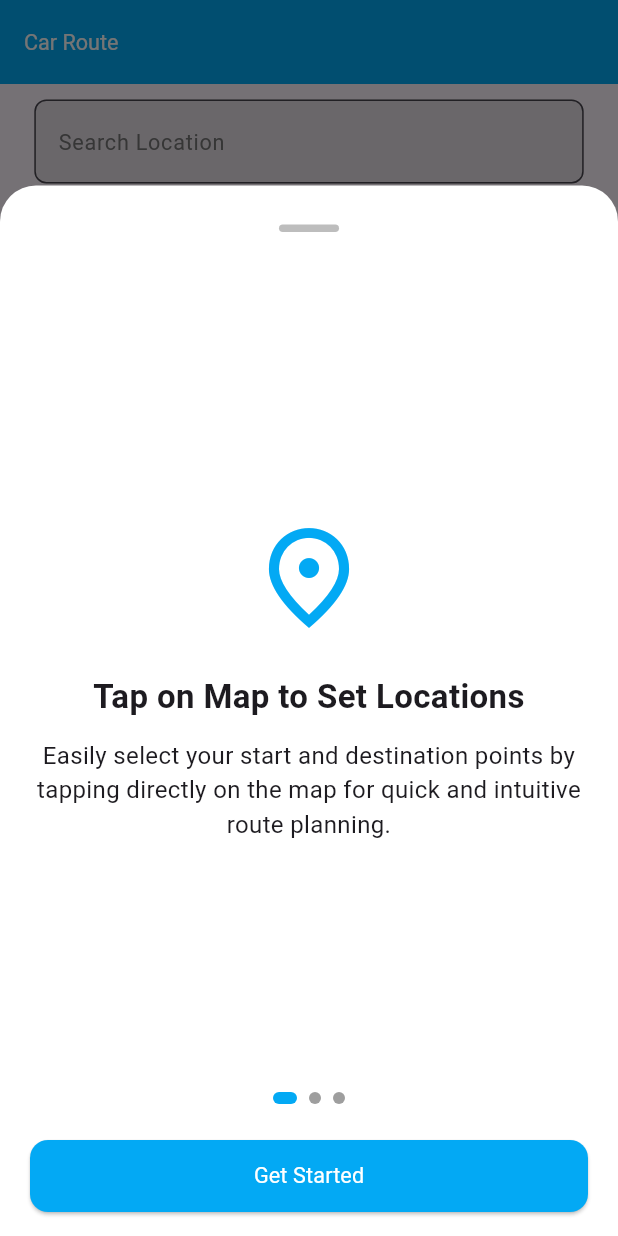
After one commit to RafidKhan/car_route, a Flutter app: the screen it shows after launch, after a tap on "Get Started", on a phone screen of 412 x 824 dp. The commit adds this screen. Run offline on Flutter 3.47's test engine with Material 3 defaults, Android fonts, the phone set to English and light mode, and no system bars; our stand-ins replace flutter_riverpod, flutter_screenutil, geocoding, location, permission_handler; missing offline and left inert: flutter_osm_plugin.

Commit message:
FEAT: add app usage guideline

```diff
--- /dev/null
+++ b/lib/modules/home_page/view/components/feature_intro_screen.dart
@@ -0,0 +1,142 @@
+import 'package:car_route/modules/global/widgets/global_text.dart';
+import 'package:flutter/material.dart';
+
+class FeatureIntroSheet extends StatefulWidget {
+  const FeatureIntroSheet({super.key});
+
+  @override
+  State<FeatureIntroSheet> createState() => _FeatureIntroSheetState();
+}
+
+class _FeatureIntroSheetState extends State<FeatureIntroSheet> {
+  final PageController _controller = PageController();
+  int currentPage = 0;
+
+  final List<_Feature> features = const [
+    _Feature(
+      icon: Icons.place_outlined,
+      title: "Tap on Map to Set Locations",
+      description:
+          "Easily select your start and destination points by tapping directly on the map for quick and intuitive route planning.",
+    ),
+    _Feature(
+      icon: Icons.search,
+      title: "Search Address to Pin Location",
+      description:
+          "Enter any address to see a list of matching locations and place your desired point on the map with a single tap.",
+    ),
+    _Feature(
+      icon: Icons.route,
+      title: "Get Accurate Route Information",
+      description:
+          "Instantly view calculated route details including distance and estimated duration based on your selected locations.",
+    ),
+  ];
+
+  @override
+  Widget build(BuildContext context) {
+    return Container(
+      height: MediaQuery.of(context).size.height * 0.85,
+      decoration: const BoxDecoration(
+        color: Colors.white,
+        borderRadius: BorderRadius.vertical(top: Radius.circular(24)),
+      ),
+      padding: const EdgeInsets.symmetric(horizontal: 20, vertical: 16),
+      child: Column(
+        children: [
+          const SizedBox(height: 10),
+          Container(
+            height: 5,
+            width: 40,
+            decoration: BoxDecoration(
+              color: Colors.grey[400],
+              borderRadius: BorderRadius.circular(5),
+            ),
+          ),
+          const SizedBox(height: 24),
+          Expanded(
+            child: PageView.builder(
+              controller: _controller,
+              itemCount: features.length,
+              onPageChanged: (index) {
+                setState(() {
+                  currentPage = index;
+                });
+              },
+              itemBuilder: (_, index) {
+                final feature = features[index];
+                return Column(
+                  mainAxisAlignment: MainAxisAlignment.center,
+                  children: [
+                    Icon(feature.icon, size: 80, color: Colors.lightBlue),
+                    const SizedBox(height: 24),
+                    Text(
+                      feature.title,
+                      style: const TextStyle(
+                        fontSize: 22,
+                        fontWeight: FontWeight.bold,
+                      ),
+                      textAlign: TextAlign.center,
+                    ),
+                    const SizedBox(height: 12),
+                    Text(
+                      feature.description,
+                      style: const TextStyle(fontSize: 16),
+                      textAlign: TextAlign.center,
+                    ),
+                  ],
+                );
+              },
+            ),
+          ),
+          Row(
+            mainAxisAlignment: MainAxisAlignment.center,
+            children: List.generate(
+              features.length,
+              (index) => AnimatedContainer(
+                duration: const Duration(milliseconds: 300),
+                margin: const EdgeInsets.symmetric(horizontal: 4),
+                width: currentPage == index ? 16 : 8,
+                height: 8,
+                decoration: BoxDecoration(
+                  color: currentPage == index ? Colors.lightBlue : Colors.grey,
+                  borderRadius: BorderRadius.circular(4),
+                ),
+              ),
+            ),
+          ),
+          const SizedBox(height: 24),
+          ElevatedButton(
+            onPressed: () {
+              // Dismiss intro and maybe set shared pref
+              Navigator.pop(context);
+            },
+            style: ElevatedButton.styleFrom(
+              minimumSize: const Size.fromHeight(48),
+              backgroundColor: Colors.lightBlue,
+              shape: RoundedRectangleBorder(
+                borderRadius: BorderRadius.circular(12),
+              ),
+            ),
+            child: const GlobalText(
+              "Get Started",
+              color: Colors.white,
+            ),
+          ),
+        ],
+      ),
+    );
+  }
+}
+
+class _Feature {
+  final IconData icon;
+  final String title;
+  final String description;
+
+  const _Feature({
+    required this.icon,
+    required this.title,
+    required this.description,
+  });
+}
--- a/lib/modules/home_page/view/components/locations_bottom_sheet.dart
+++ b/lib/modules/home_page/view/components/locations_bottom_sheet.dart
@@ -32,8 +32,8 @@ class LocationsBottomSheet extends StatelessWidget {
                   onSetMap(locations[0]);
                 }
               },
-              icon: const Icon(Icons.map),
-              label: const Text("Set On Map"),
+              icon: const Icon(Icons.map,color: Colors.lightBlue,),
+              label: const GlobalText("Set On Map"),
             ),
           ),
           const SizedBox(height: 16),
--- a/lib/modules/home_page/view/home_screen.dart
+++ b/lib/modules/home_page/view/home_screen.dart
@@ -5,6 +5,7 @@ import 'package:flutter_screenutil/flutter_screenutil.dart';
 
 import '../../global/widgets/global_text.dart';
 import '../controller/home_controller.dart';
+import 'components/feature_intro_screen.dart';
 import 'components/home_map_view.dart';
 import 'components/location_road_info.dart';
 
@@ -22,6 +23,12 @@ class _HomeScreenState extends ConsumerState<HomeScreen> {
     super.initState();
     final controller = ref.read(homeController.notifier);
     Future(() {
+      showModalBottomSheet(
+        context: context,
+        isScrollControlled: true,
+        backgroundColor: Colors.transparent,
+        builder: (_) => FeatureIntroSheet(),
+      );
       controller.initMap(context);
     });
   }
```
